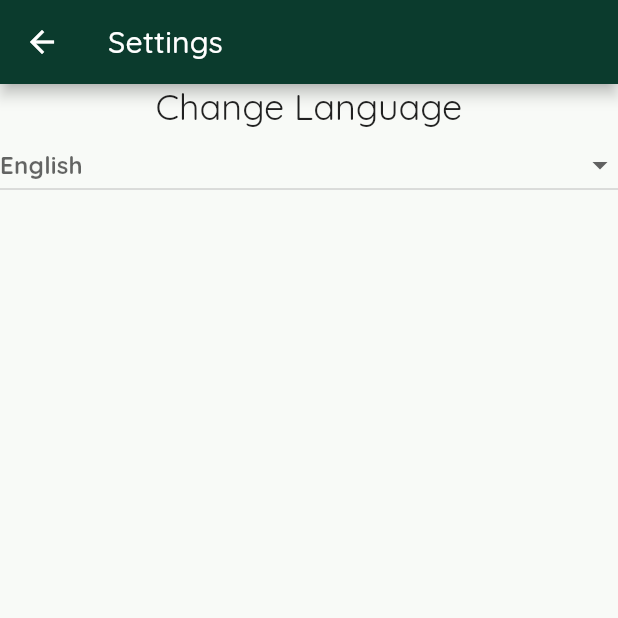
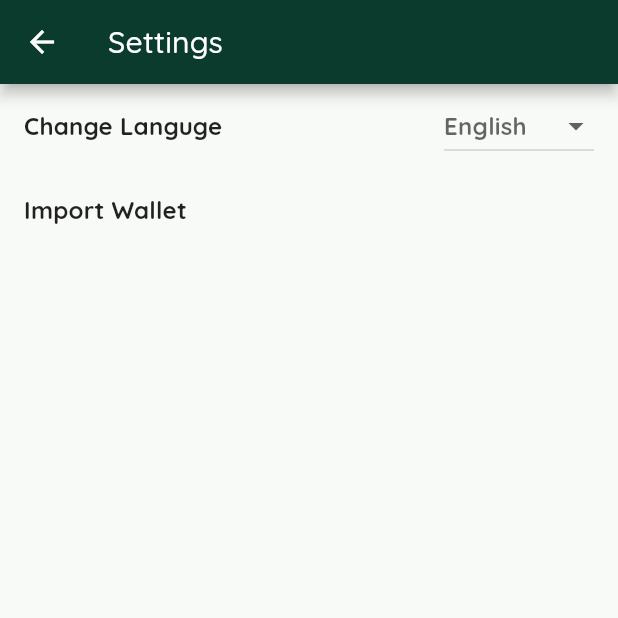
Before and after one commit to SayNode/Vidaia, a Flutter app: the SettingsPage screen opened directly, on a phone screen of 412 x 824 dp, the top half of it. Run offline on Flutter 3.47's test engine with Material 2 defaults, Android fonts, the phone set to English and light mode, and no system bars; our stand-ins replace carousel_slider, contained_tab_bar_view, convert, easy_localization, flutter_login, flutter_secure_storage and 2 more; missing offline and left inert: base_x, bip32, bip39, flutter_appauth, pkce, pointycastle and 2 more; accounts and stored records are empty; project files that could hold a hidden picture were left out.

Commit message:
added option to import wallet

```diff
--- a/vidaia/lib/pages/settings_page.dart
+++ b/vidaia/lib/pages/settings_page.dart
@@ -1,5 +1,6 @@
 import 'package:easy_localization/easy_localization.dart';
 import 'package:flutter/material.dart';
+import 'package:vidaia/utils/wallet.dart';
 
 class SettingsPage extends StatefulWidget {
   const SettingsPage({Key? key}) : super(key: key);
@@ -24,11 +25,11 @@ class _SettingsPageState extends State<SettingsPage> {
       ),
       body: Column(
         children: [
-          Text(
-            'changeLanguage'.tr(),
-            style: Theme.of(context).textTheme.headline5,
-          ),
-          DropdownButton(
+          ListTile(
+            title: Text('Change Languge'),
+            trailing: SizedBox(
+              width: 100,
+              child: DropdownButton(
                   hint: Text(
                     'currentLanguage'.tr(),
                   ),
@@ -61,7 +62,13 @@ class _SettingsPageState extends State<SettingsPage> {
                     setState(() {
                       context.setLocale(Locale(value!));
                     });
-              })
+                  }),
+            ),
+          ),
+          ListTile(
+            title: Text('Import Wallet'),
+            onTap: () {importWallet(context);},
+          )
         ],
       ),
     );
```
Also changed, not shown: vidaia/lib/utils/wallet.dart (+36 -3 lines). Lines whose indentation alone changed are shown as unchanged.
